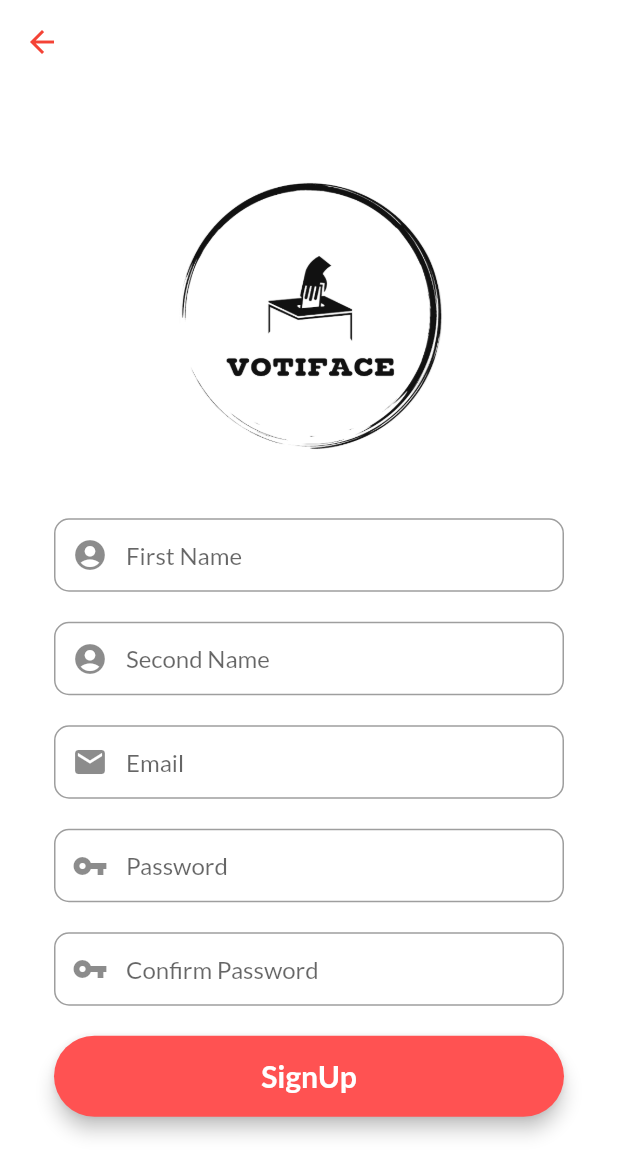
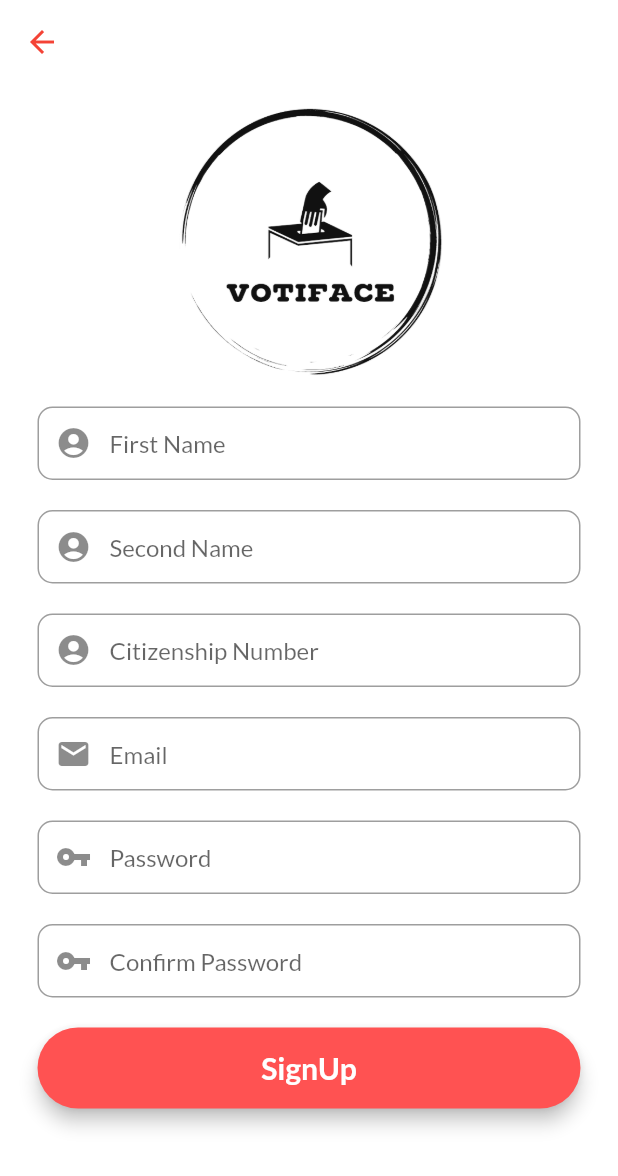
Before and after one commit to SqueezedLemon/Votiface, a Flutter app: the screen it shows after launch, after a tap on "SignUp", on a phone screen of 412 x 824 dp. Shown: the top 1176 px of the screen. Run offline on Flutter 3.47's test engine with Material 2 defaults, Android fonts, the light colour scheme and no system bars; our stand-ins replace cloud_firestore, firebase_auth, firebase_core, fluttertoast, image_picker; missing offline and left inert: web3dart; accounts and stored records are empty.

Commit message:
Added citizenship number field

```diff
--- a/lib/model/user_model.dart
+++ b/lib/model/user_model.dart
@@ -3,8 +3,14 @@ class UserModel {
   String? email;
   String? firstName;
   String? secondName;
+  String? citizenshipNumber;
 
-  UserModel({this.uid, this.email, this.firstName, this.secondName});
+  UserModel(
+      {this.uid,
+      this.email,
+      this.firstName,
+      this.secondName,
+      this.citizenshipNumber});
 
   // receiving data from server
   factory UserModel.fromMap(map) {
@@ -13,6 +19,7 @@ class UserModel {
       email: map['email'],
       firstName: map['firstName'],
       secondName: map['secondName'],
+      citizenshipNumber: map['citizenshipNumber'],
     );
   }
 
@@ -23,6 +30,7 @@ class UserModel {
       'email': email,
       'firstName': firstName,
       'secondName': secondName,
+      'citizenshipNumber': citizenshipNumber,
     };
   }
 }
--- a/lib/screens/auth/components/login_widget.dart
+++ b/lib/screens/auth/components/login_widget.dart
@@ -4,7 +4,7 @@ import '../components/register_widget.dart';
 import '../../../constants.dart';
 
 class LoginWidget extends StatefulWidget {
-  LoginWidget({
+  const LoginWidget({
     Key? key,
   }) : super(key: key);
 
@@ -109,7 +109,7 @@ class _LoginWidgetState extends State<LoginWidget> {
                     'Forget Password?  ',
                     style: TextStyle(
                         fontSize: 20,
-                        color: kPrimaryColor,
+                        color: kTextPColor,
                         fontWeight: FontWeight.bold),
                   ),
                 ),
@@ -122,7 +122,7 @@ class _LoginWidgetState extends State<LoginWidget> {
                   onPressed: () => signIn(
                       email: idController.text, password: passController.text),
                   style: ElevatedButton.styleFrom(
-                    primary: kPrimaryColor,
+                    primary: kBtnColor,
                     fixedSize: const Size(200, 50),
                     shape: RoundedRectangleBorder(
                       borderRadius: BorderRadius.circular(90.0),
@@ -136,7 +136,7 @@ class _LoginWidgetState extends State<LoginWidget> {
               ),
               const Text(
                 "Don't have an account? ",
-                style: TextStyle(fontSize: 14),
+                style: TextStyle(fontSize: 20, color: kTextPColor),
               ),
               GestureDetector(
                 onTap: () {
@@ -148,9 +148,9 @@ class _LoginWidgetState extends State<LoginWidget> {
                 child: const Text(
                   "SignUp",
                   style: TextStyle(
-                      color: Colors.redAccent,
+                      color: kColor1,
                       fontWeight: FontWeight.bold,
-                      fontSize: 12),
+                      fontSize: 20),
                 ),
               )
             ],
--- a/lib/screens/auth/components/register_widget.dart
+++ b/lib/screens/auth/components/register_widget.dart
@@ -4,6 +4,7 @@ import 'package:votiface/model/user_model.dart';
 import 'package:votiface/screens/auth/components/body.dart';
 import 'package:fluttertoast/fluttertoast.dart';
 import 'package:cloud_firestore/cloud_firestore.dart';
+import 'package:image_picker/image_picker.dart';
 
 import '../../../constants.dart';
 
@@ -16,7 +17,6 @@ class RegistrationScreen extends StatefulWidget {
 
 class _RegistrationScreenState extends State<RegistrationScreen> {
   final _auth = FirebaseAuth.instance;
-
   // string for displaying the error Message
   String? errorMessage;
 
@@ -25,6 +25,7 @@ class _RegistrationScreenState extends State<RegistrationScreen> {
   // editing Controller
   final firstNameEditingController = TextEditingController();
   final secondNameEditingController = TextEditingController();
+  final citizenshipNumberController = TextEditingController();
   final emailEditingController = TextEditingController();
   final passwordEditingController = TextEditingController();
   final confirmPasswordEditingController = TextEditingController();
@@ -83,6 +84,28 @@ class _RegistrationScreenState extends State<RegistrationScreen> {
           ),
         ));
 
+    final citizenshipNumberField = TextFormField(
+        autofocus: false,
+        controller: citizenshipNumberController,
+        keyboardType: TextInputType.name,
+        validator: (value) {
+          if (value!.isEmpty) {
+            return ("Citizenship Number cannot be Empty");
+          }
+          return null;
+        },
+        onSaved: (value) {
+          citizenshipNumberController.text = value!;
+        },
+        textInputAction: TextInputAction.next,
+        decoration: InputDecoration(
+          prefixIcon: const Icon(Icons.account_circle),
+          contentPadding: const EdgeInsets.fromLTRB(20, 15, 20, 15),
+          hintText: "Citizenship Number",
+          border: OutlineInputBorder(
+            borderRadius: BorderRadius.circular(10),
+          ),
+        ));
     //email field
     final emailField = TextFormField(
         autofocus: false,
@@ -189,7 +212,7 @@ class _RegistrationScreenState extends State<RegistrationScreen> {
         backgroundColor: Colors.transparent,
         elevation: 0,
         leading: IconButton(
-          icon: Icon(Icons.arrow_back, color: Colors.red),
+          icon: const Icon(Icons.arrow_back, color: Colors.red),
           onPressed: () {
             // passing this to our root
             Navigator.of(context).pop();
@@ -201,7 +224,7 @@ class _RegistrationScreenState extends State<RegistrationScreen> {
           child: Container(
             color: Colors.white,
             child: Padding(
-              padding: const EdgeInsets.all(36.0),
+              padding: const EdgeInsets.fromLTRB(25, 0, 25, 20),
               child: Form(
                 key: _formKey,
                 child: Column(
@@ -214,10 +237,12 @@ class _RegistrationScreenState extends State<RegistrationScreen> {
                           "assets/logo.png",
                           fit: BoxFit.contain,
                         )),
-                    SizedBox(height: 45),
+                    SizedBox(height: 20),
                     firstNameField,
                     SizedBox(height: 20),
                     secondNameField,
+                    SizedBox(height: 20),
+                    citizenshipNumberField,
                     SizedBox(height: 20),
                     emailField,
                     SizedBox(height: 20),
@@ -226,7 +251,7 @@ class _RegistrationScreenState extends State<RegistrationScreen> {
                     confirmPasswordField,
                     SizedBox(height: 20),
                     signUpButton,
-                    SizedBox(height: 15),
+                    SizedBox(height: 50),
                   ],
                 ),
               ),
@@ -270,6 +295,7 @@ class _RegistrationScreenState extends State<RegistrationScreen> {
             errorMessage = "An undefined Error happened.";
         }
         Fluttertoast.showToast(msg: errorMessage!);
+        // ignore: avoid_print
         print(error.code);
       }
     }
@@ -290,6 +316,7 @@ class _RegistrationScreenState extends State<RegistrationScreen> {
     userModel.uid = user.uid;
     userModel.firstName = firstNameEditingController.text;
     userModel.secondName = secondNameEditingController.text;
+    userModel.citizenshipNumber = citizenshipNumberController.text;
 
     await firebaseFirestore
         .collection("users")
--- a/pubspec.yaml
+++ b/pubspec.yaml
@@ -40,6 +40,8 @@ dependencies:
   web3dart: ^2.3.5
   fluttertoast: ^8.0.9
   cloud_firestore: ^3.1.13
+  firebase_storage: ^10.2.13
+  image_picker: ^0.8.5
 
 dev_dependencies:
   flutter_test:
```
Also changed, not shown: pubspec.lock.
